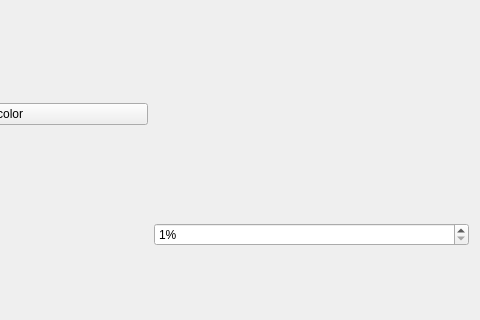
The window that src/kcm/FocusTrackEffect.ui (lliurex/kwin-focustrack-effect) describes before a commit, drawn with Qt 5; both pictures show x 178 to 658 and y 0 to 320 of the 658 by 592 pixel window.
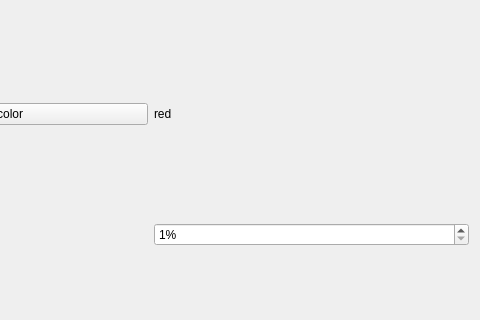
The same window after the commit.

The edit to the form file:
```diff
--- a/src/kcm/FocusTrackEffect.ui
+++ b/src/kcm/FocusTrackEffect.ui
@@ -27,6 +27,13 @@
      </property>
     </widget>
    </item>
+   <item row="0" column="1">
+    <widget class="QLabel" name="kfcg_borderColor">
+     <property name="text">
+      <string>red</string>
+     </property>
+    </widget>
+   </item>
    <item row="1" column="0">
     <widget class="QLabel" name="label">
      <property name="text">
```
